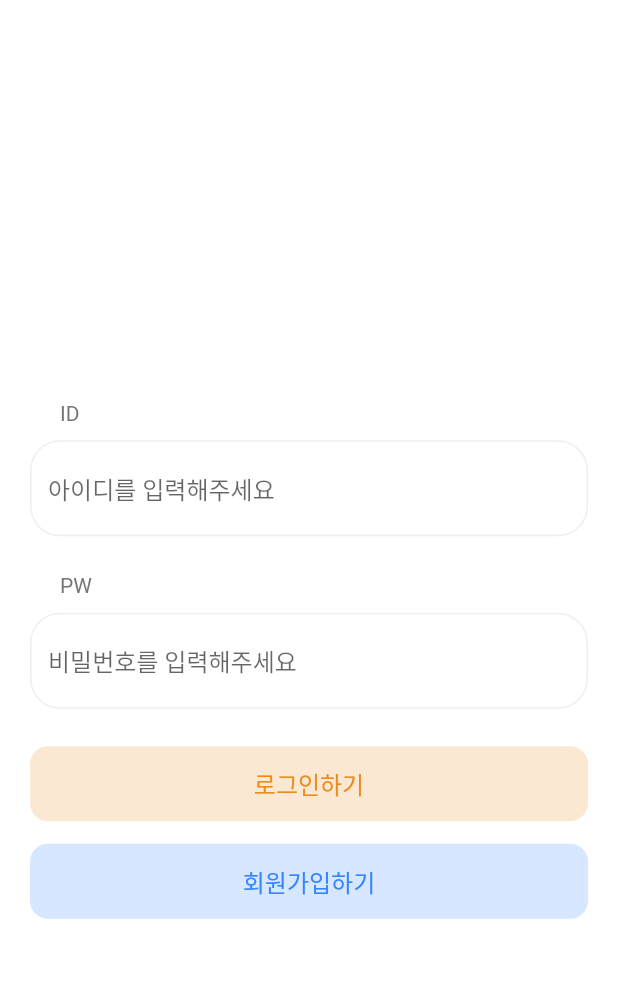
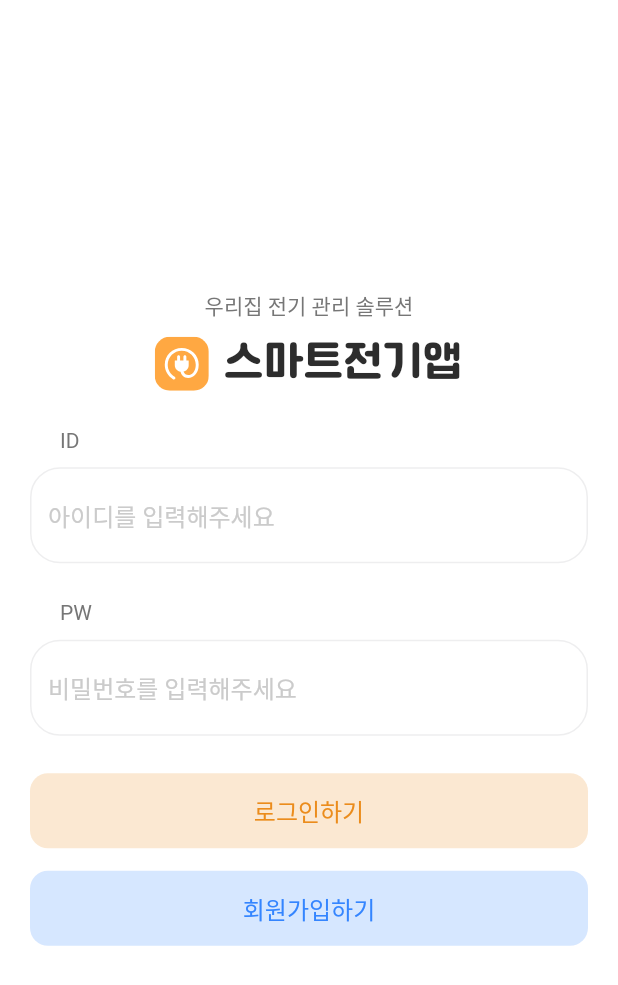
Before and after one commit to dodo849/SmartEletricAppFrontEnd, a Flutter app: the Login screen opened by its route, on a phone screen of 412 x 824 dp. Shown: the top 985 px of the screen. Run offline on Flutter 3.47's test engine with Material 2 defaults, Android fonts, the light colour scheme and no system bars; our stand-ins replace fl_chart, flutter_svg, get, shared_preferences; accounts and stored records are empty; Roboto replaces fonts that are missing (Pretendard).

Commit message:
[Feat] Login page 완성

```diff
--- a/smart_electric_application/lib/main.dart
+++ b/smart_electric_application/lib/main.dart
@@ -27,10 +27,10 @@ class MyApp extends StatelessWidget {
             name: "/AIReport",
             page: () => AIReport(),
             transition: Transition.native),
-                GetPage(
+        GetPage(
             name: "/Login",
             page: () => Login(),
-            transition: Transition.noTransition),
+            transition: Transition.fade),
       ],
     );
   }
--- a/smart_electric_application/lib/src/view/atoms/RoundedButton.dart
+++ b/smart_electric_application/lib/src/view/atoms/RoundedButton.dart
@@ -37,7 +37,7 @@ class RoundedBoutton extends StatelessWidget {
 
     return ElevatedButton(
         style: buttonStyle,
-        onPressed: action(),
+        onPressed: (){action();},
         child: Text(
           '$text',
           style: getTextStyleBySize(size),
--- a/smart_electric_application/lib/src/view/atoms/TextInput.dart
+++ b/smart_electric_application/lib/src/view/atoms/TextInput.dart
@@ -36,7 +36,7 @@ class TextInput extends StatelessWidget {
   }
 
   Widget getTextFieldIsPlaceholder(String? placeholder, BuildContext context) {
-    // 아웃라인 스타일 정의
+    // 아웃라인 스타일 정의 (focus & enabled)
     var focusBorderStyle = OutlineInputBorder(
       borderSide: BorderSide(
           color: context.theme.colorScheme.primary,
@@ -52,22 +52,23 @@ class TextInput extends StatelessWidget {
       borderRadius: BorderRadius.circular(20.0),
     );
 
-    // 텍스트 스타일 정의
+    // 입력 시 텍스트 스타일 정의
     var textStyle = TextStyle(color: context.theme.colorScheme.onSurface);
 
-    // 반환할 TextField
+    // 1. 기본 텍스트 필드 정의
     var textField = TextField(
       style: textStyle,
       decoration: InputDecoration(
           focusedBorder: focusBorderStyle, enabledBorder: enabledBorderStyle),
     );
 
-    // 플레이스 홀더 설정이 있으면 설정된 TextField 반환
+    // 2. 플레이스 홀더 텍스트 필드 정의
     if (placeholder != null) {
       textField = TextField(
           style: textStyle,
           decoration: InputDecoration(
               hintText: "$placeholder",
+              hintStyle: TextStyle(color: context.theme.colorScheme.surfaceVariant ),
               focusedBorder: focusBorderStyle,
               enabledBorder: enabledBorderStyle));
     }
--- /dev/null
+++ b/smart_electric_application/lib/src/view/module/login/LoginBanner.dart
@@ -0,0 +1,35 @@
+import 'package:flutter/material.dart';
+import 'package:flutter_svg/svg.dart';
+import 'package:get/get.dart';
+
+class LoginBanner extends StatelessWidget {
+  const LoginBanner({Key? key}) : super(key: key);
+
+  @override
+  Widget build(BuildContext context) {
+    return Container(
+        child: Column(
+      crossAxisAlignment: CrossAxisAlignment.center,
+      mainAxisAlignment: MainAxisAlignment.center,
+      children: [
+        Text("우리집 전기 관리 솔루션",
+            style: TextStyle(color: context.theme.colorScheme.onSurface)),
+        SizedBox(height: 10),
+        Row(
+          crossAxisAlignment: CrossAxisAlignment.center,
+          mainAxisAlignment: MainAxisAlignment.center,
+          children: [
+            SvgPicture.asset("assets/icons/logo_orange.svg"),
+                    SizedBox(width: 10),
+            Text("스마트전기앱",
+                style: TextStyle(
+                  color: context.theme.colorScheme.onBackground,
+                  fontSize: 28,
+                  fontFamily: "Cafe24Surround",
+                ))
+          ],
+        ),
+      ],
+    ));
+  }
+}
--- a/smart_electric_application/lib/src/view/page/Login.dart
+++ b/smart_electric_application/lib/src/view/page/Login.dart
@@ -2,34 +2,41 @@ import 'package:flutter/material.dart';
 import 'package:get/get.dart';
 import 'package:smart_electric_application/src/view/atoms/RoundedButton.dart';
 import 'package:smart_electric_application/src/view/atoms/TextInput.dart';
+import 'package:smart_electric_application/src/view/module/Common/EmptyAppBar.dart';
 import 'package:smart_electric_application/src/view/module/common/MyBottomNavigationBar.dart';
+import 'package:smart_electric_application/src/view/module/login/LoginBanner.dart';
+import 'package:smart_electric_application/src/view/page/RootScaffold.dart';
 
 class Login extends StatelessWidget {
   const Login({Key? key}) : super(key: key);
 
   @override
   Widget build(BuildContext context) {
-    return Scaffold(
-      appBar: AppBar(
-        title: const Text('Second page'),
-        foregroundColor: context.theme.colorScheme.background,
-        shadowColor: Colors.transparent,
-      ),
-      body: Container(
+    return
+    Scaffold(
+      // appBar: EmptyAppBar(),
+      body:
+      Container(
           decoration: BoxDecoration(
             color: context.theme.colorScheme.background,
           ),
           padding: EdgeInsets.symmetric(horizontal: 20),
           child: Column(
-            mainAxisAlignment: MainAxisAlignment.center,
-            crossAxisAlignment: CrossAxisAlignment.center,
+            // mainAxisAlignment: MainAxisAlignment.center,
+            // crossAxisAlignment: CrossAxisAlignment.center,
             children: [
+              Spacer(),
+              // 로고 + 문구
+              LoginBanner(),
+              SizedBox(height: 25),
+
               // id input
               TextInput(
                 labelText: "ID",
                 placeholder: "아이디를 입력해주세요",
               ),
               SizedBox(height: 25),
+
               // password input
               TextInput(
                 labelText: "PW",
@@ -42,7 +49,10 @@ class Login extends StatelessWidget {
                   text: "로그인하기",
                   color: context.theme.colorScheme.primary,
                   size: ButtonSize.large,
-                  action: () {}),
+                  action: () {
+                    Get.to(() => RootScaffold(), transition: Transition.fadeIn);
+                    // Get.back();
+                  }),
               SizedBox(height: 15),
 
               // signup button
@@ -50,10 +60,10 @@ class Login extends StatelessWidget {
                   text: "회원가입하기",
                   color: context.theme.colorScheme.secondary,
                   size: ButtonSize.large,
-                  action: () {})
+                  action: () {}),
+
+              Spacer(flex: 1),
             ],
-          )),
-      // bottomNavigationBar: MyBottomNavgationBar(),
-    );
+          )));
   }
 }
--- a/smart_electric_application/pubspec.yaml
+++ b/smart_electric_application/pubspec.yaml
@@ -101,6 +101,9 @@ flutter:
           weight: 800
         - asset: assets/fonts/Pretendard-Black.ttf
           weight: 900
+    - family: Cafe24Surround
+      fonts:
+        - asset: assets/fonts/Cafe24Ssurround.ttf
     # - family: CustomIcons
     #   fonts:
     #     - asset: assets/fonts/CustomIcons.ttf
```
Also changed, not shown: smart_electric_application/assets/fonts/Cafe24Ssurround.ttf (added), smart_electric_application/assets/icons/logo_orange.svg (added).
